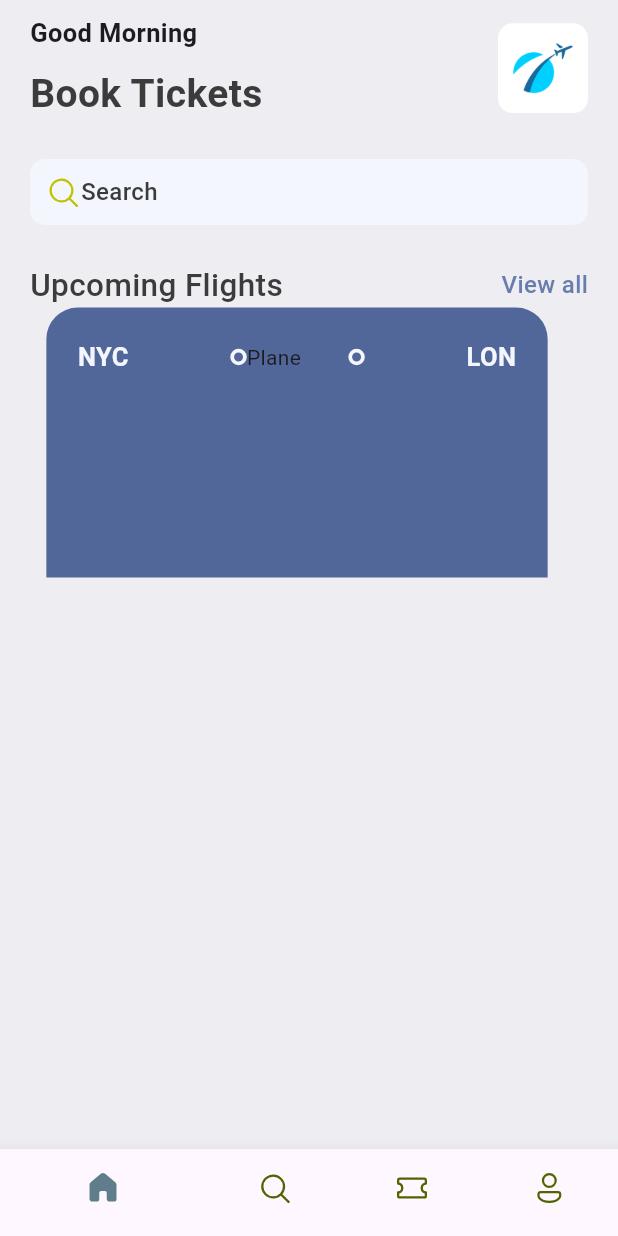
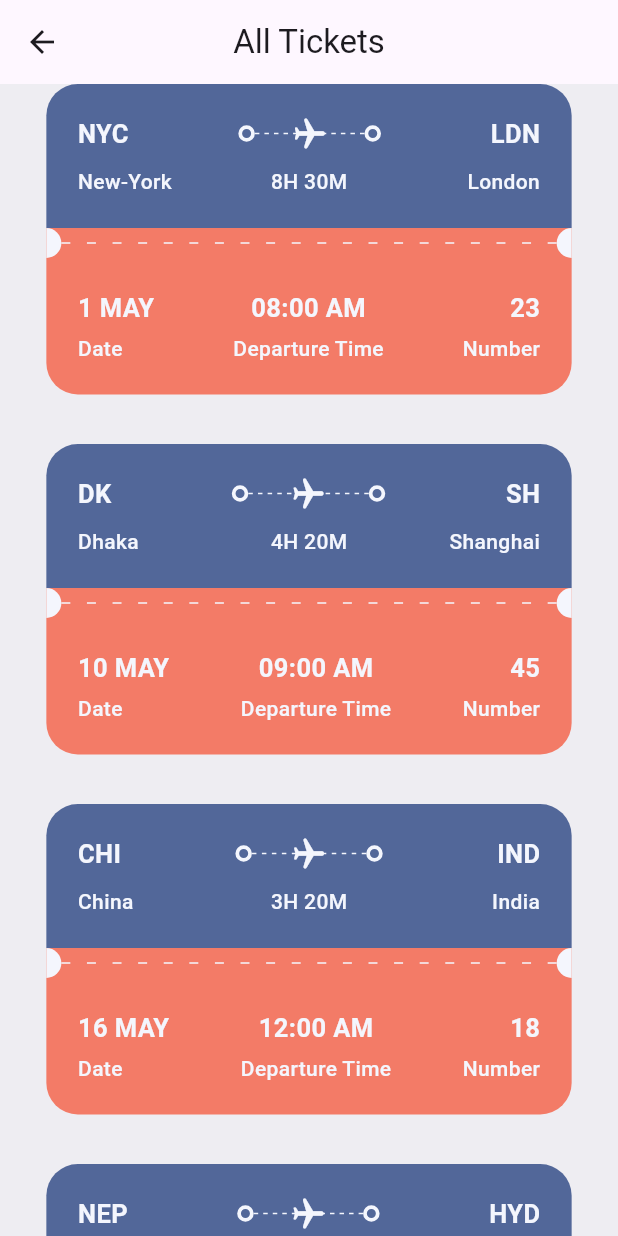
Before and after one commit to chandan3095/ticket_app, a Flutter app: the screen it shows after launch, after a tap on "View all", on a phone screen of 412 x 824 dp. Run offline on Flutter 3.47's test engine with Material 3 defaults, Android fonts, the phone set to English and light mode, and no system bars; our stand-ins replace fluentui_icons.

Commit message:
Home Page UI: upcoming carousel & build reusable components

```diff
--- /dev/null
+++ b/lib/base/data/all_json_data.dart
@@ -0,0 +1,42 @@
+List<Map<String, dynamic>> ticketList = [
+  {
+    'from': {'code': "NYC", 'name': "New-York"},
+    'to': {'code': "LDN", 'name': "London"},
+    'flying_time': '8H 30M',
+    'date': "1 MAY",
+    'departure_time': "08:00 AM",
+    "number": 23
+  },
+  {
+    'from': {'code': "DK", 'name': "Dhaka"},
+    'to': {'code': "SH", 'name': "Shanghai"},
+    'flying_time': '4H 20M',
+    'date': "10 MAY",
+    'departure_time': "09:00 AM",
+    "number": 45
+  },
+  {
+    'from': {'code': "CHI", 'name': "China"},
+    'to': {'code': "IND", 'name': "India"},
+    'flying_time': '3H 20M',
+    'date': "16 MAY",
+    'departure_time': "12:00 AM",
+    "number": 18
+  },
+  {
+    'from': {'code': "NEP", 'name': "Nepal"},
+    'to': {'code': "HYD", 'name': "Hyderabad"},
+    'flying_time': '2H 00M',
+    'date': "21 AUGUST",
+    'departure_time': "02:00 AM",
+    "number": 03
+  },
+  {
+    'from': {'code': "CHE", 'name': "Chennei"},
+    'to': {'code': "KOL", 'name': "Kolkata"},
+    'flying_time': '1H 47M',
+    'date': "25 SEPTEMBER",
+    'departure_time': "04:00 AM",
+    "number": 07
+  },
+];
--- a/lib/base/shared/styles/app_styles.dart
+++ b/lib/base/shared/styles/app_styles.dart
@@ -7,6 +7,7 @@ class AppStyles {
   static Color whiteColor = Color(0xFFF4F6FD);
   static Color bgColor = Color(0xFFeeedf2);
   static Color ticketBlue = Color(0xFF526799);
+  static Color ticketOrange = Color(0xFFF37B67);
 
   static TextStyle textStyle =
       TextStyle(fontSize: 16, fontWeight: FontWeight.w500, color: textColor);
@@ -19,4 +20,7 @@ class AppStyles {
 
   static TextStyle headLine3 =
       TextStyle(fontSize: 17, fontWeight: FontWeight.w600);
+
+  static TextStyle headLine4 =
+      TextStyle(fontSize: 14, fontWeight: FontWeight.w500);
 }
--- /dev/null
+++ b/lib/base/shared/widget/app_column_layout_builder.dart
@@ -0,0 +1,32 @@
+import 'package:flutter/material.dart';
+import 'package:ticket_app/base/shared/widget/text_style_sm.dart';
+import 'package:ticket_app/base/shared/widget/text_style_md.dart';
+
+class AppColumnLayoutBuilder extends StatelessWidget {
+  final String text600;
+  final String text500;
+  final CrossAxisAlignment textAlign;
+  const AppColumnLayoutBuilder(
+      {super.key,
+      required this.text500,
+      required this.text600,
+      this.textAlign = CrossAxisAlignment.start});
+
+  @override
+  Widget build(BuildContext context) {
+    return Column(
+      crossAxisAlignment: textAlign,
+      children: [
+        TextStyleMd(
+          text: text600,
+        ),
+        SizedBox(
+          height: 5,
+        ),
+        TextStyleSm(
+          text: text500,
+        ),
+      ],
+    );
+  }
+}
--- a/lib/base/shared/widget/app_layout_builder_widget.dart
+++ b/lib/base/shared/widget/app_layout_builder_widget.dart
@@ -1,14 +1,29 @@
 import 'package:flutter/material.dart';
+import 'package:ticket_app/base/shared/styles/app_styles.dart';
 
 class AppLayoutBuilderWidget extends StatelessWidget {
   final int randomNumber;
-  const AppLayoutBuilderWidget({super.key, required this.randomNumber});
+  final double width;
+  const AppLayoutBuilderWidget(
+      {super.key, required this.randomNumber, this.width = 3});
 
   @override
   Widget build(BuildContext context) {
     return LayoutBuilder(
         builder: (BuildContext context, BoxConstraints constrants) {
-      return Flex(direction: Axis.horizontal);
+      print((constrants.constrainWidth() / randomNumber).floor());
+      return Flex(
+        direction: Axis.horizontal,
+        mainAxisAlignment: MainAxisAlignment.spaceBetween,
+        children: List.generate(
+            (constrants.constrainWidth() / randomNumber).floor(),
+            (index) => SizedBox(
+                  width: width,
+                  height: 1,
+                  child: DecoratedBox(
+                      decoration: BoxDecoration(color: AppStyles.whiteColor)),
+                )),
+      );
     });
   }
 }
--- /dev/null
+++ b/lib/base/shared/widget/big_circle.dart
@@ -0,0 +1,25 @@
+import 'package:flutter/material.dart';
+import 'package:ticket_app/base/shared/styles/app_styles.dart';
+
+class BigCircle extends StatelessWidget {
+  final bool isRight;
+  const BigCircle({super.key, required this.isRight});
+
+  @override
+  Widget build(BuildContext context) {
+    return SizedBox(
+      height: 20,
+      width: 10,
+      child: DecoratedBox(
+          decoration: BoxDecoration(
+              color: AppStyles.whiteColor,
+              borderRadius: isRight == true
+                  ? BorderRadius.only(
+                      topLeft: Radius.circular(10),
+                      bottomLeft: Radius.circular(10))
+                  : BorderRadius.only(
+                      topRight: Radius.circular(10),
+                      bottomRight: Radius.circular(10)))),
+    );
+  }
+}
--- a/lib/base/shared/widget/section_title.dart
+++ b/lib/base/shared/widget/section_title.dart
@@ -1,5 +1,6 @@
 import 'package:flutter/material.dart';
 import 'package:ticket_app/base/shared/styles/app_styles.dart';
+import 'package:ticket_app/screen/all_tickets.dart';
 
 class SectionTitle extends StatelessWidget {
   const SectionTitle(
@@ -17,7 +18,14 @@ class SectionTitle extends StatelessWidget {
           style: AppStyles.headLine2,
         ),
         InkWell(
-          onTap: () {},
+          onTap: () {
+            Navigator.push<void>(
+              context,
+              MaterialPageRoute<void>(
+                builder: (BuildContext context) => AllTickets(),
+              ),
+            );
+          },
           child: Text(
             buttonText,
             style: AppStyles.textStyle.copyWith(color: AppStyles.primaryColor),
--- /dev/null
+++ b/lib/base/shared/widget/text_style_md.dart
@@ -0,0 +1,18 @@
+import 'package:flutter/material.dart';
+import 'package:ticket_app/base/shared/styles/app_styles.dart';
+
+class TextStyleMd extends StatelessWidget {
+  final String text;
+  final TextAlign align;
+  const TextStyleMd(
+      {super.key, required this.text, this.align = TextAlign.start});
+
+  @override
+  Widget build(BuildContext context) {
+    return Text(
+      text,
+      textAlign: align,
+      style: AppStyles.headLine3.copyWith(color: AppStyles.whiteColor),
+    );
+  }
+}
--- /dev/null
+++ b/lib/base/shared/widget/text_style_sm.dart
@@ -0,0 +1,20 @@
+import 'package:flutter/material.dart';
+import 'package:ticket_app/base/shared/styles/app_styles.dart';
+
+class TextStyleSm extends StatelessWidget {
+  final String text;
+  final TextAlign align;
+  const TextStyleSm(
+      {super.key, required this.text, this.align = TextAlign.start});
+
+  @override
+  Widget build(BuildContext context) {
+    return Text(
+      text,
+      textAlign: align,
+      style: AppStyles.headLine4.copyWith(
+        color: AppStyles.whiteColor,
+      ),
+    );
+  }
+}
--- a/lib/base/shared/widget/ticket_view.dart
+++ b/lib/base/shared/widget/ticket_view.dart
@@ -1,10 +1,16 @@
 import 'package:flutter/material.dart';
 import 'package:ticket_app/base/shared/styles/app_styles.dart';
+import 'package:ticket_app/base/shared/widget/app_column_layout_builder.dart';
 import 'package:ticket_app/base/shared/widget/app_layout_builder_widget.dart';
+import 'package:ticket_app/base/shared/widget/big_circle.dart';
 import 'package:ticket_app/base/shared/widget/big_dot.dart';
+import 'package:ticket_app/base/shared/widget/text_style_md.dart';
+import 'package:ticket_app/base/shared/widget/text_style_sm.dart';
 
 class TicketView extends StatelessWidget {
-  const TicketView({super.key});
+  final Map<String, dynamic> ticket;
+  final bool isNotRight;
+  const TicketView({super.key, required this.ticket, this.isNotRight = false});
 
   @override
   Widget build(BuildContext context) {
@@ -12,42 +18,125 @@ class TicketView extends StatelessWidget {
 
     return SizedBox(
       width: size.width * 0.85,
-      height: 180,
+      height: 220,
       child: Container(
-        margin: EdgeInsets.only(right: 16),
+        margin: EdgeInsets.only(right: isNotRight == true ? 0 : 16),
+        child: Column(
+          children: [
+            //ticket first container
+            Container(
               padding: EdgeInsets.all(21),
               decoration: BoxDecoration(
                   color: AppStyles.ticketBlue,
                   borderRadius: BorderRadius.only(
-                topLeft: Radius.circular(21), topRight: Radius.circular(21))),
+                      topLeft: Radius.circular(21),
+                      topRight: Radius.circular(21))),
               child: Column(
                 children: [
                   Row(
                     children: [
-                Text(
-                  'NYC',
-                  style:
-                      AppStyles.headLine3.copyWith(color: AppStyles.whiteColor),
-                ),
+                      TextStyleMd(text: ticket['from']['code']),
                       Expanded(child: Container()),
                       BigDot(),
                       Expanded(
                         child: Stack(
                           children: [
                             SizedBox(
+                              height: 24,
                               child: AppLayoutBuilderWidget(
                                 randomNumber: 6,
-                    )),
-                    Text('Plane')
+                              ),
+                            ),
+                            Center(
+                              child: Transform.rotate(
+                                angle: 1.57,
+                                child: Icon(
+                                  Icons.local_airport_rounded,
+                                  color: AppStyles.whiteColor,
+                                ),
+                              ),
+                            )
                           ],
-                )),
+                        ),
+                      ),
                       BigDot(),
                       Expanded(child: Container()),
-                Text('LON',
-                    style: AppStyles.headLine3
-                        .copyWith(color: AppStyles.whiteColor)),
+                      TextStyleMd(text: ticket['to']['code']),
                     ],
+                  ),
+                  SizedBox(
+                    height: 10,
+                  ),
+                  Row(
+                    children: [
+                      SizedBox(
+                          width: 100,
+                          child: TextStyleSm(text: ticket['from']['name'])),
+                      Expanded(child: Container()),
+                      TextStyleSm(
+                        text: ticket['flying_time'],
+                        align: TextAlign.center,
+                      ),
+                      Expanded(child: Container()),
+                      SizedBox(
+                        width: 100,
+                        child: TextStyleSm(
+                          text: ticket['to']['name'],
+                          align: TextAlign.end,
+                        ),
+                      ),
+                    ],
+                  ),
+                ],
+              ),
+            ),
+            //ticket middle container
+            Container(
+              color: AppStyles.ticketOrange,
+              child: Row(
+                children: [
+                  BigCircle(
+                    isRight: false,
+                  ),
+                  Expanded(
+                      child: AppLayoutBuilderWidget(
+                    randomNumber: 16,
+                    width: 6,
+                  )),
+                  BigCircle(
+                    isRight: true,
+                  ),
+                ],
+              ),
+            ),
+            //ticket last container
+            Container(
+              padding: EdgeInsets.all(21),
+              decoration: BoxDecoration(
+                  color: AppStyles.ticketOrange,
+                  borderRadius: BorderRadius.only(
+                      bottomLeft: Radius.circular(21),
+                      bottomRight: Radius.circular(21))),
+              child: Row(
+                mainAxisAlignment: MainAxisAlignment.spaceBetween,
+                children: [
+                  AppColumnLayoutBuilder(
+                    text600: ticket['date'],
+                    text500: 'Date',
+                  ),
+                  AppColumnLayoutBuilder(
+                    text600: ticket['departure_time'],
+                    text500: 'Departure Time',
+                    textAlign: CrossAxisAlignment.center,
+                  ),
+                  AppColumnLayoutBuilder(
+                    text600: ticket['number'].toString(),
+                    text500: 'Number',
+                    textAlign: CrossAxisAlignment.end,
                   )
+                ],
+              ),
+            ),
           ],
         ),
       ),
--- /dev/null
+++ b/lib/screen/all_tickets.dart
@@ -0,0 +1,36 @@
+import 'package:flutter/material.dart';
+import 'package:ticket_app/base/data/all_json_data.dart';
+import 'package:ticket_app/base/shared/styles/app_styles.dart';
+import 'package:ticket_app/base/shared/widget/ticket_view.dart';
+
+class AllTickets extends StatelessWidget {
+  const AllTickets({super.key});
+
+  @override
+  Widget build(BuildContext context) {
+    return Scaffold(
+      backgroundColor: AppStyles.bgColor,
+      appBar: AppBar(
+        title: Text('All Tickets'),
+        centerTitle: true,
+      ),
+      body: ListView(
+        children: [
+          SingleChildScrollView(
+            child: Column(
+              children: ticketList
+                  .map((singleTicket) => Container(
+                        margin: EdgeInsets.only(bottom: 20),
+                        child: TicketView(
+                          ticket: singleTicket,
+                          isNotRight: true,
+                        ),
+                      ))
+                  .toList(),
+            ),
+          ),
+        ],
+      ),
+    );
+  }
+}
--- a/lib/screen/home.dart
+++ b/lib/screen/home.dart
@@ -1,5 +1,6 @@
 import 'package:fluentui_icons/fluentui_icons.dart';
 import 'package:flutter/material.dart';
+import 'package:ticket_app/base/data/all_json_data.dart';
 import 'package:ticket_app/base/shared/media.dart';
 import 'package:ticket_app/base/shared/styles/app_styles.dart';
 import 'package:ticket_app/base/shared/widget/section_title.dart';
@@ -80,7 +81,25 @@ class HomePage extends StatelessWidget {
                   title: 'Upcoming Flights',
                   buttonText: 'View all',
                 ),
-                TicketView(),
+                SizedBox(
+                  height: 25,
+                ),
+                SingleChildScrollView(
+                  scrollDirection: Axis.horizontal,
+                  child: Row(
+                    children: ticketList
+                        .take(3)
+                        .map((singleTicket) => TicketView(ticket: singleTicket))
+                        .toList(),
+                  ),
+                ),
+                SizedBox(
+                  height: 25,
+                ),
+                SectionTitle(
+                  title: 'Upcoming Flights',
+                  buttonText: 'View all',
+                ),
               ],
             ),
           ),
```
Lines whose indentation alone changed are shown as unchanged.
